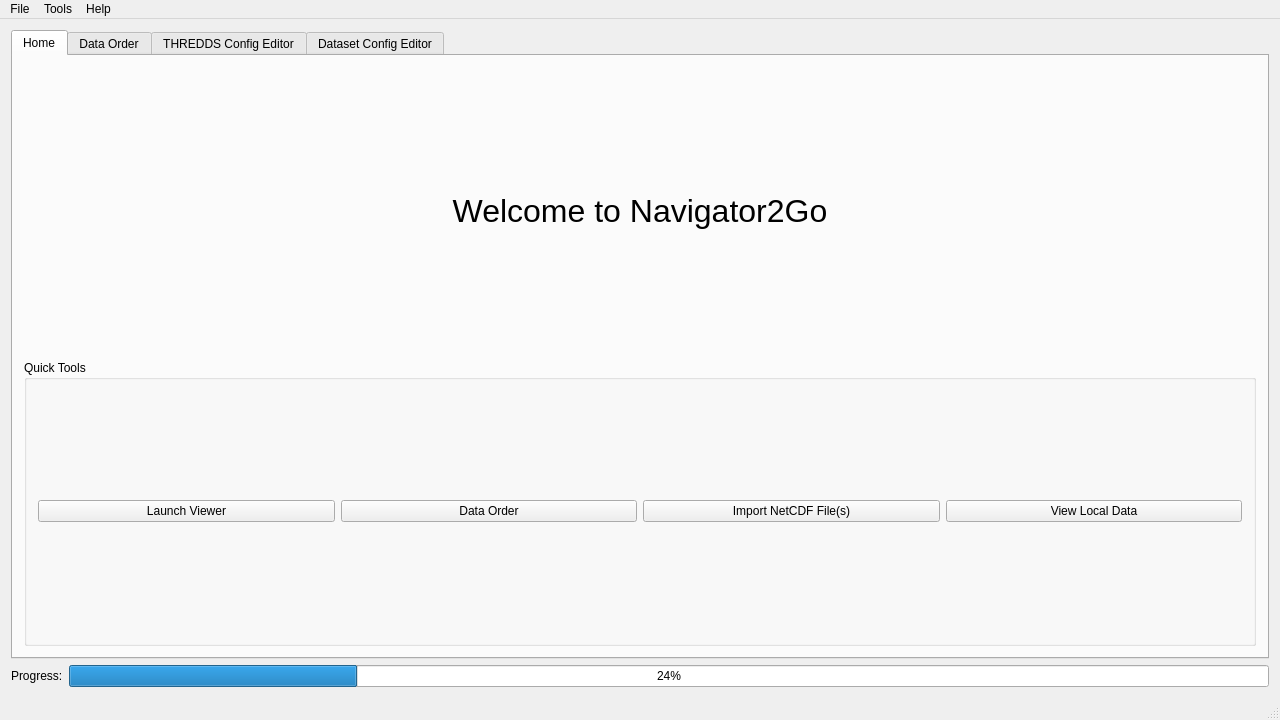
First picture: the form in app/mainwindow.ui, repository DFO-Ocean-Navigator/Navigator2Go, before the edit.
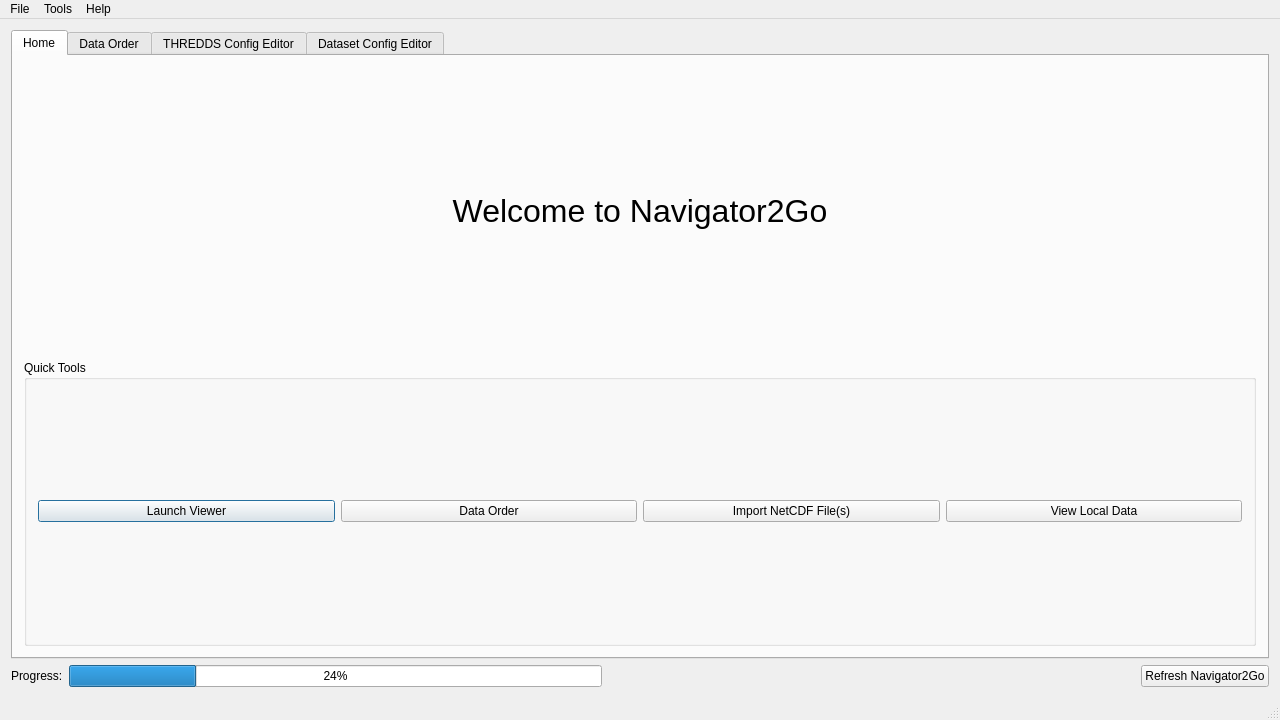
Second picture: the form after the edit. Icons and pictures are not drawn.

Patch:
```diff
--- a/app/mainwindow.ui
+++ b/app/mainwindow.ui
@@ -105,6 +105,12 @@
                  <property name="text">
                   <string>Launch Viewer</string>
                  </property>
+                 <property name="autoDefault">
+                  <bool>true</bool>
+                 </property>
+                 <property name="default">
+                  <bool>true</bool>
+                 </property>
                 </widget>
                </item>
                <item>
@@ -218,6 +224,36 @@
         </property>
        </widget>
       </item>
+      <item>
+       <spacer name="horizontalSpacer">
+        <property name="orientation">
+         <enum>Qt::Horizontal</enum>
+        </property>
+        <property name="sizeType">
+         <enum>QSizePolicy::MinimumExpanding</enum>
+        </property>
+        <property name="sizeHint" stdset="0">
+         <size>
+          <width>20</width>
+          <height>20</height>
+         </size>
+        </property>
+       </spacer>
+      </item>
+      <item>
+       <widget class="QPushButton" name="pushButtonRefresh">
+        <property name="text">
+         <string>Refresh Navigator2Go</string>
+        </property>
+        <property name="icon">
+         <iconset resource="resources.qrc">
+          <normaloff>:/icons/icons/refresh.png</normaloff>:/icons/icons/refresh.png</iconset>
+        </property>
+        <property name="autoRepeatDelay">
+         <number>1000</number>
+        </property>
+       </widget>
+      </item>
      </layout>
     </item>
    </layout>
```
